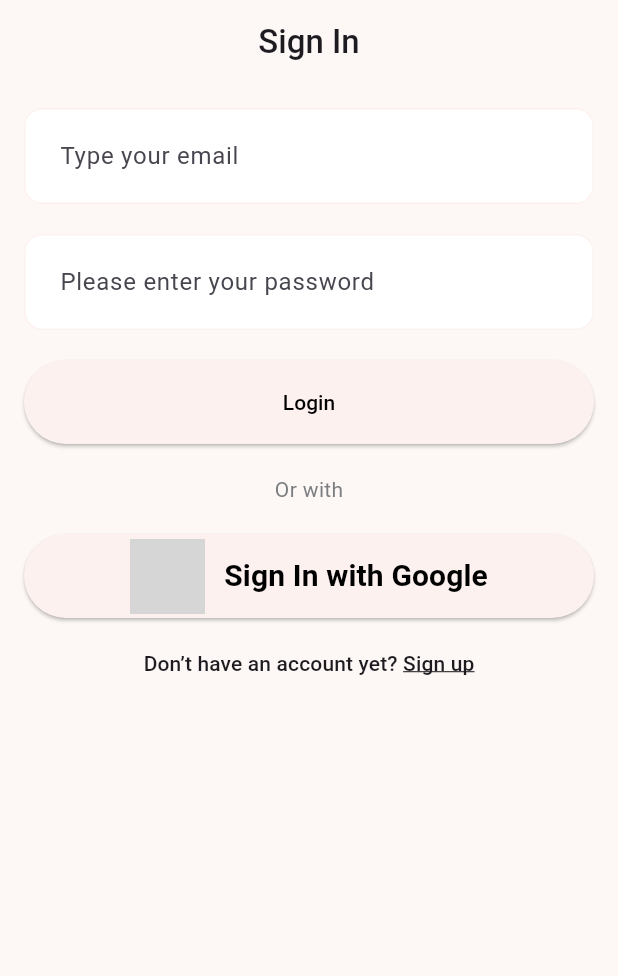
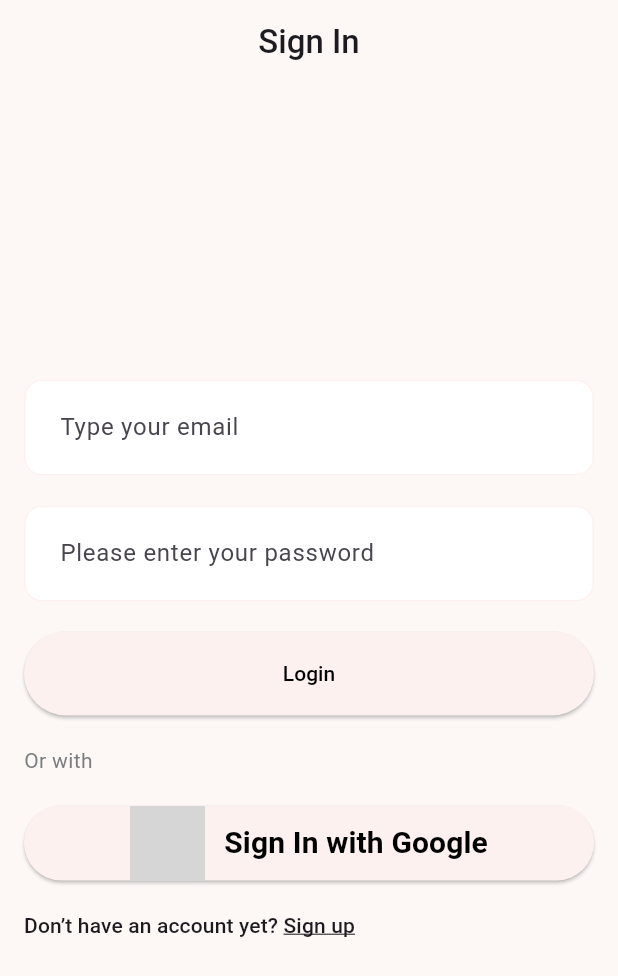
Before and after one commit to loremm34/notion-test, a Flutter app: the screen it shows after launch, on a phone screen of 412 x 824 dp. Shown: the top 976 px of the screen. Run offline on Flutter 3.47's test engine with Material 3 defaults, Android fonts, the phone set to English and light mode, and no system bars; our stand-ins replace bloc, cloud_firestore, firebase_auth, firebase_core, firebase_messaging, flutter_bloc and 4 more; accounts and stored records are empty; generated files the repository leaves out were written again; Roboto replaces fonts that are missing (Ubuntu Condensed); grey boxes are pictures that could not be loaded.

Commit message:
adaptive layout added

```diff
--- a/lib/presentation/auth/screen/sign_in.dart
+++ b/lib/presentation/auth/screen/sign_in.dart
@@ -1,6 +1,7 @@
 import 'dart:developer';
 
 import 'package:firebase_auth/firebase_auth.dart';
+import 'package:flutter/foundation.dart';
 import 'package:flutter/gestures.dart';
 import 'package:flutter/material.dart';
 import 'package:notion_test/common/widgets/basic_button.dart';
@@ -80,19 +81,31 @@ class _SignInScreenState extends State<SignInScreen> {
         centerTitle: true,
         backgroundColor: Colors.transparent,
       ),
-      body: Padding(
+      body: LayoutBuilder(
+        builder: (context, constraints) {
+          double maxWidth =
+              constraints.maxWidth > 600 ? 600 : constraints.maxWidth;
+
+          return Center(
+            child: SingleChildScrollView(
+              child: ConstrainedBox(
+                constraints: BoxConstraints(maxWidth: maxWidth),
+                child: Padding(
                   padding: const EdgeInsets.all(16.0),
                   child: Form(
                     key: _formKey,
                     child: Column(
+                      crossAxisAlignment: CrossAxisAlignment.stretch,
                       children: [
                         TextFormField(
                           controller: _emailController,
-                decoration: const InputDecoration(hintText: 'Type your email'),
+                          decoration: const InputDecoration(
+                              hintText: 'Type your email'),
                           validator: (value) {
                             if (value == null || value.isEmpty) {
                               return 'Please enter your email';
-                  } else if (!RegExp(r'^[\w-\.]+@([\w-]+\.)+[\w]{2,4}$')
+                            } else if (!RegExp(
+                                    r'^[\w-\.]+@([\w-]+\.)+[\w]{2,4}$')
                                 .hasMatch(value)) {
                               return 'Please enter a valid email';
                             }
@@ -114,31 +127,28 @@ class _SignInScreenState extends State<SignInScreen> {
                           },
                         ),
                         const SizedBox(height: 20),
-              SizedBox(
-                width: double.infinity,
-                child: BasicButton(
+                        BasicButton(
                           buttonText: 'Login',
-                  onTap: () {
-                    _signIn();
-                  },
-                ),
+                          onTap: _signIn,
                         ),
                         const SizedBox(height: 20),
                         const Text(
                           'Or with',
-                style: TextStyle(color: Color.fromARGB(255, 122, 126, 128)),
+                          style: TextStyle(
+                            color: Color.fromARGB(255, 122, 126, 128),
+                          ),
                         ),
                         const SizedBox(height: 20),
-              SizedBox(
-                width: double.infinity,
-                height: 56,
-                child: ElevatedButton(
+                        if (!kIsWeb)
+                          ElevatedButton(
                             onPressed: () async {
                               await _authService.signInWithGoogle();
                             },
                             style: ElevatedButton.styleFrom(
-                      backgroundColor: const Color.fromARGB(255, 252, 241, 238),
-                      foregroundColor: Colors.black),
+                              backgroundColor:
+                                  const Color.fromARGB(255, 252, 241, 238),
+                              foregroundColor: Colors.black,
+                            ),
                             child: Row(
                               mainAxisAlignment: MainAxisAlignment.center,
                               children: [
@@ -156,7 +166,6 @@ class _SignInScreenState extends State<SignInScreen> {
                                   ),
                                 ),
                               ],
-                  ),
                             ),
                           ),
                         const SizedBox(height: 20),
@@ -192,6 +201,11 @@ class _SignInScreenState extends State<SignInScreen> {
                     ),
                   ),
                 ),
+              ),
+            ),
+          );
+        },
+      ),
     );
   }
 }
```
Also changed, not shown: lib/presentation/add_note/screen/add_note.dart (+18 -9 lines), lib/presentation/auth/screen/sign_up.dart (+28 -17 lines), lib/presentation/home/screen/home.dart (+45 -8 lines), lib/presentation/home/widgets/note_item.dart (+10 -2 lines). Lines whose indentation alone changed are shown as unchanged.
